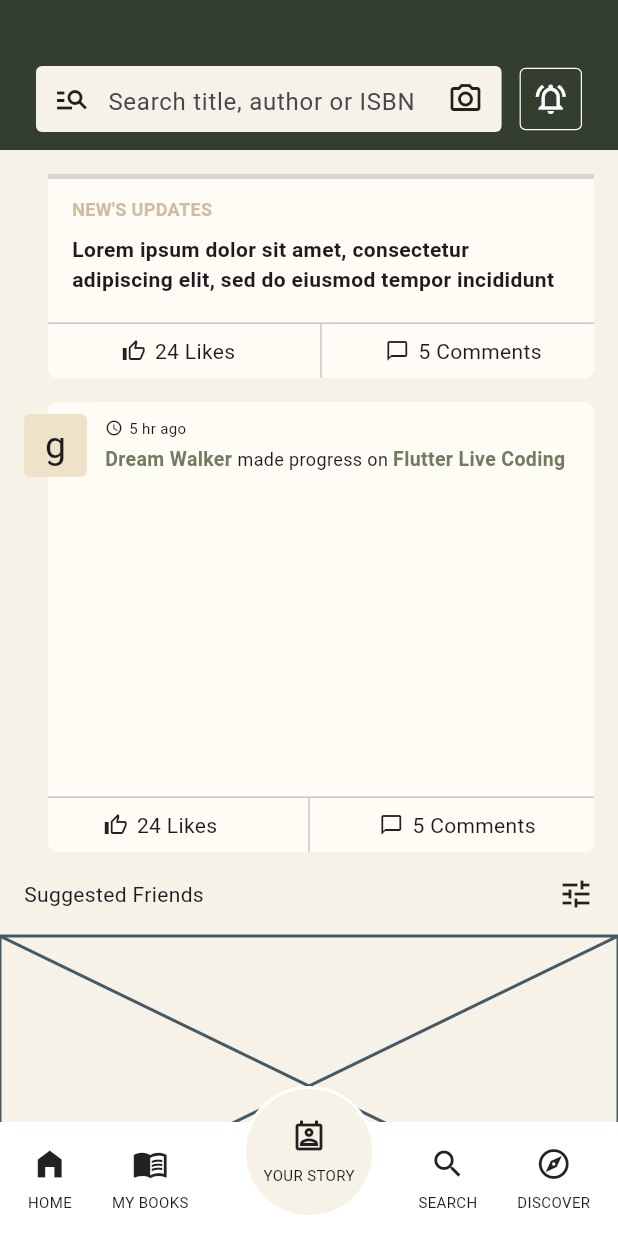
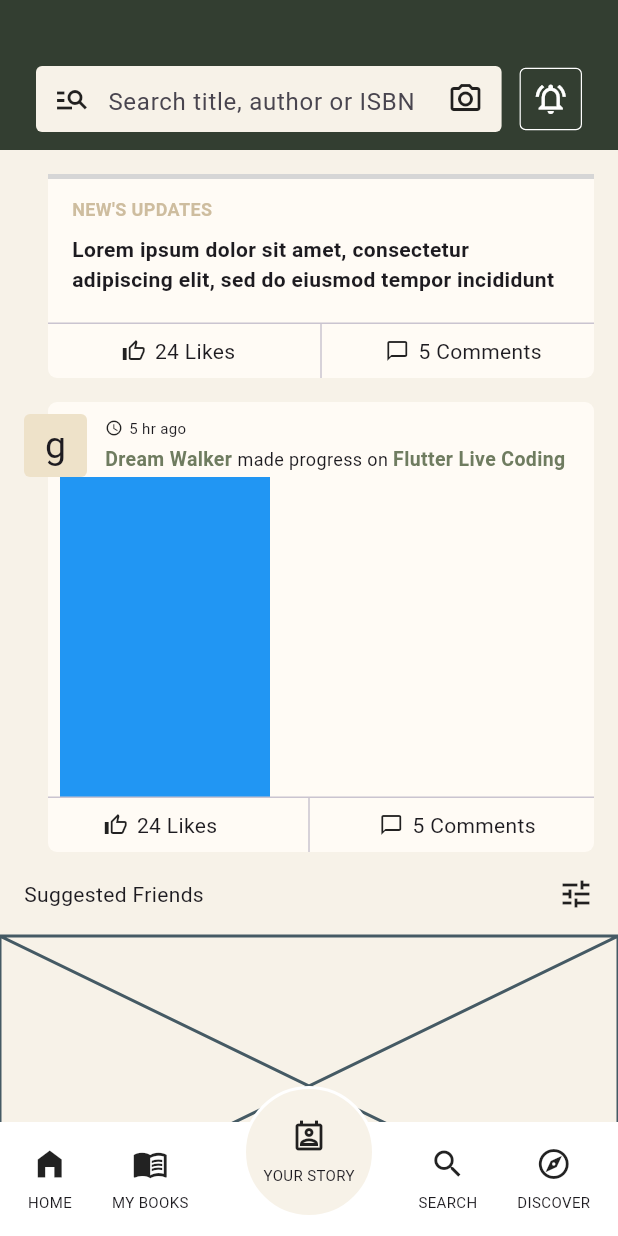
Before and after one commit to JAICHANGPARK/flutter_notebook_chapter_43, a Flutter app: the NewsFeedHomePage screen opened directly, scrolled down 164 dp, on a phone screen of 412 x 824 dp. Run offline on Flutter 3.47's test engine with Material 3 defaults, Android fonts, the phone set to English and light mode, and no system bars; our stand-ins replace gap, hugeicons; network calls fail; grey boxes are pictures that could not be loaded.

Commit message:
Update news_feed_home_page.dart

```diff
--- a/lib/ep2163_newsfeed_app/views/news_feed_home_page.dart
+++ b/lib/ep2163_newsfeed_app/views/news_feed_home_page.dart
@@ -288,7 +288,8 @@ class _NewsFeedHomePageState extends State<NewsFeedHomePage> {
                                                         ),
                                                       ),
                                                       TextSpan(text: "made progress on "),
-                                                      TextSpan(text: "Flutter Live Coding ",
+                                                      TextSpan(
+                                                        text: "Flutter Live Coding ",
                                                         style: TextStyle(
                                                           color: Color.fromRGBO(111, 124, 96, 1),
                                                           fontWeight: FontWeight.bold,
@@ -314,6 +315,12 @@ class _NewsFeedHomePageState extends State<NewsFeedHomePage> {
                                                 padding: const EdgeInsets.only(left: 24),
                                                 child: Row(
                                                   children: [
+                                                    Container(
+                                                      width: 140,
+                                                      decoration: BoxDecoration(
+                                                        color: Colors.blue,
+                                                      ),
+                                                    ),
                                                     Column(
                                                       children: [
                                                         Container(
```
